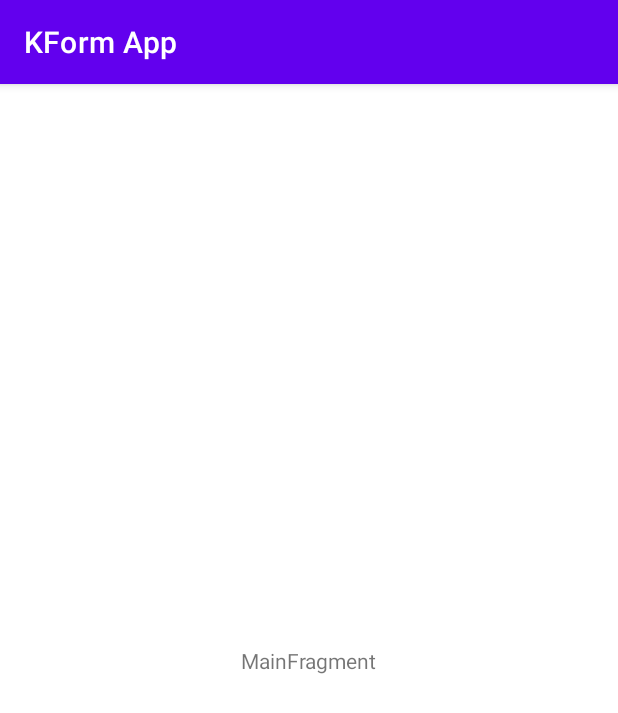
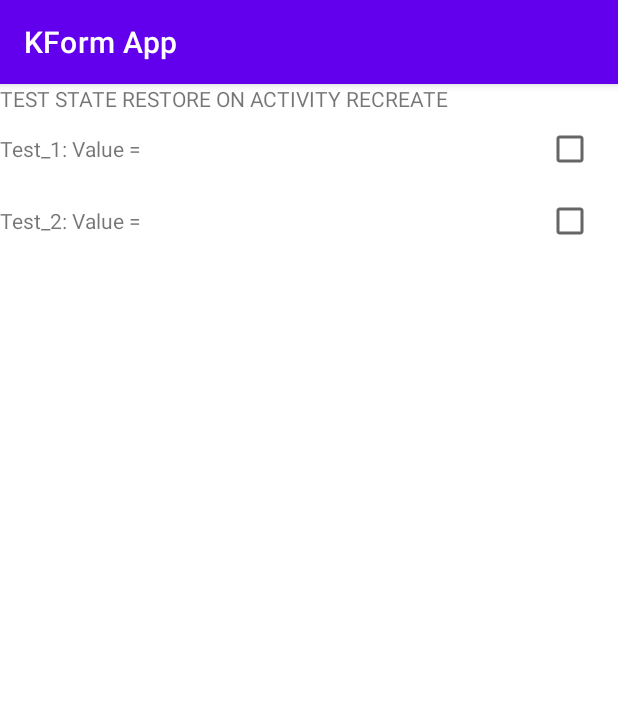
Before and after one commit to fincompay/KForm, an Android app: the screen it shows after launch (MainActivity), on a phone screen of 412 x 824 dp. Shown: the top 713 px of the screen. Run offline under Robolectric (Android 15) with nearby library versions, the phone set to English and light mode, and no system bars; our stand-ins replace Dagger/Hilt's generated code; 3 statements that could not run were skipped.

Commit message:
Store improvements hilt in sample app

```diff
--- a/app/src/main/AndroidManifest.xml
+++ b/app/src/main/AndroidManifest.xml
@@ -8,7 +8,8 @@
         android:label="@string/app_name"
         android:roundIcon="@mipmap/ic_launcher_round"
         android:supportsRtl="true"
-        android:theme="@style/Theme.KFormApp">
+        android:theme="@style/Theme.KFormApp"
+        android:name=".KFormApp">
         <activity android:name=".MainActivity">
             <intent-filter>
                 <action android:name="android.intent.action.MAIN" />
--- /dev/null
+++ b/app/src/main/java/md/sancov/kformapp/KFormApp.kt
@@ -0,0 +1,8 @@
+package md.sancov.kformapp
+
+import android.app.Application
+import dagger.hilt.android.HiltAndroidApp
+
+@HiltAndroidApp
+class KFormApp: Application() {
+}
--- a/app/src/main/java/md/sancov/kformapp/MainActivity.kt
+++ b/app/src/main/java/md/sancov/kformapp/MainActivity.kt
@@ -2,8 +2,10 @@ package md.sancov.kformapp
 
 import androidx.appcompat.app.AppCompatActivity
 import android.os.Bundle
+import dagger.hilt.android.AndroidEntryPoint
 import md.sancov.kformapp.ui.main.MainFragment
 
+@AndroidEntryPoint
 class MainActivity : AppCompatActivity() {
 
     override fun onCreate(savedInstanceState: Bundle?) {
--- a/app/src/main/java/md/sancov/kformapp/ui/main/MainFragment.kt
+++ b/app/src/main/java/md/sancov/kformapp/ui/main/MainFragment.kt
@@ -1,32 +1,43 @@
 package md.sancov.kformapp.ui.main
 
-import androidx.lifecycle.ViewModelProvider
 import android.os.Bundle
 import android.util.Log
+import android.view.View
+import androidx.appcompat.widget.AppCompatCheckBox
 import androidx.fragment.app.Fragment
-import android.view.LayoutInflater
-import android.view.View
-import android.view.ViewGroup
+import androidx.fragment.app.viewModels
+import dagger.hilt.android.AndroidEntryPoint
 import md.sancov.kformapp.R
 
-class MainFragment : Fragment() {
+@AndroidEntryPoint
+class MainFragment : Fragment(R.layout.main_fragment) {
 
     companion object {
         fun newInstance() = MainFragment()
     }
 
-    private lateinit var viewModel: MainViewModel
+    private val viewModel by viewModels<MainViewModel>()
 
-    override fun onCreateView(inflater: LayoutInflater, container: ViewGroup?,
-                              savedInstanceState: Bundle?): View {
-        return inflater.inflate(R.layout.main_fragment, container, false)
-    }
+    override fun onViewCreated(view: View, savedInstanceState: Bundle?) {
+        super.onViewCreated(view, savedInstanceState)
 
-    override fun onActivityCreated(savedInstanceState: Bundle?) {
-        super.onActivityCreated(savedInstanceState)
+        val first = view.findViewById<AppCompatCheckBox>(R.id.checkbox_test_1)
+        first.isChecked = viewModel.value(MainRow.FirstName, false)
 
-        viewModel = ViewModelProvider(this).get(MainViewModel::class.java)
+        first.setOnCheckedChangeListener { _, isChecked ->
+            Log.v("CHECK", "VALUE $isChecked")
+            viewModel.set(MainRow.FirstName, isChecked)
+        }
 
+        val second = view.findViewById<AppCompatCheckBox>(R.id.checkbox_test_2)
+        second.isChecked = viewModel.value(MainRow.LastName, false)
+
+
+        second.setOnCheckedChangeListener { _, isChecked ->
+            Log.v("CHECK", "VALUE $isChecked")
+
+            viewModel.set(MainRow.LastName, isChecked)
+        }
 
         viewModel.rows.observe(viewLifecycleOwner) {
             Log.i("MAIN", "ROWS = $it")
--- a/app/src/main/res/layout/main_fragment.xml
+++ b/app/src/main/res/layout/main_fragment.xml
@@ -1,5 +1,6 @@
 <?xml version="1.0" encoding="utf-8"?>
-<androidx.constraintlayout.widget.ConstraintLayout xmlns:android="http://schemas.android.com/apk/res/android"
+<androidx.constraintlayout.widget.ConstraintLayout
+    xmlns:android="http://schemas.android.com/apk/res/android"
     xmlns:app="http://schemas.android.com/apk/res-auto"
     xmlns:tools="http://schemas.android.com/tools"
     android:id="@+id/main"
@@ -7,14 +8,59 @@
     android:layout_height="match_parent"
     tools:context=".ui.main.MainFragment">
 
-    <TextView
-        android:id="@+id/message"
-        android:layout_width="wrap_content"
-        android:layout_height="wrap_content"
-        android:text="MainFragment"
-        app:layout_constraintBottom_toBottomOf="parent"
+    <androidx.appcompat.widget.LinearLayoutCompat
+        android:orientation="vertical"
+        android:layout_width="0dp"
+        android:layout_height="0dp"
+        app:layout_constraintStart_toStartOf="parent"
         app:layout_constraintEnd_toEndOf="parent"
-        app:layout_constraintStart_toStartOf="parent"
-        app:layout_constraintTop_toTopOf="parent" />
+        app:layout_constraintTop_toTopOf="parent"
+        app:layout_constraintBottom_toBottomOf="parent">
+
+        <androidx.appcompat.widget.AppCompatTextView
+            android:layout_width="match_parent"
+            android:layout_height="wrap_content"
+            android:text="TEST STATE RESTORE ON ACTIVITY RECREATE"/>
+
+        <androidx.appcompat.widget.LinearLayoutCompat
+            android:layout_width="match_parent"
+            android:layout_height="wrap_content"
+            android:orientation="horizontal">
+
+            <androidx.appcompat.widget.AppCompatTextView
+                android:layout_width="0dp"
+                android:layout_height="wrap_content"
+                android:layout_weight="1"
+                android:text="Test_1: Value = " />
+
+            <androidx.appcompat.widget.AppCompatCheckBox
+                android:id="@+id/checkbox_test_1"
+                android:layout_width="wrap_content"
+                android:layout_height="wrap_content" />
+
+        </androidx.appcompat.widget.LinearLayoutCompat>
+
+
+        <androidx.appcompat.widget.LinearLayoutCompat
+            android:orientation="horizontal"
+            android:layout_width="match_parent"
+            android:layout_height="wrap_content"
+            android:gravity="center_vertical">
+
+            <androidx.appcompat.widget.AppCompatTextView
+                android:layout_width="0dp"
+                android:layout_height="wrap_content"
+                android:layout_weight="1"
+                android:text="Test_2: Value = "/>
+
+            <androidx.appcompat.widget.AppCompatCheckBox
+                android:id="@+id/checkbox_test_2"
+                android:layout_width="wrap_content"
+                android:layout_height="wrap_content"/>
+
+        </androidx.appcompat.widget.LinearLayoutCompat>
+
+
+    </androidx.appcompat.widget.LinearLayoutCompat>
 
 </androidx.constraintlayout.widget.ConstraintLayout>
--- a/build.gradle
+++ b/build.gradle
@@ -13,6 +13,8 @@ buildscript {
 
         androidx_core_version = "1.5.0-rc01"
         androidx_lifecycle_version = "2.3.1"
+
+        hilt_version = "2.33-beta"
     }
 
     repositories {
@@ -22,6 +24,8 @@ buildscript {
     dependencies {
         classpath "com.android.tools.build:gradle:$gradle_version"
         classpath "org.jetbrains.kotlin:kotlin-gradle-plugin:$kotlin_version"
+
+        classpath "com.google.dagger:hilt-android-gradle-plugin:$hilt_version"
     }
 }
 
--- a/kform/src/main/java/md/sancov/kform/Form.kt
+++ b/kform/src/main/java/md/sancov/kform/Form.kt
@@ -8,35 +8,33 @@ import java.util.*
 
 typealias RowsState = State<List<Row>>
 
-class Form<T : RowType> {
+class Form<Type : RowType> {
     private val reset = MutableStateFlow<Date?>(null)
     private val refresh = MutableStateFlow<Date?>(null)
 
-    private var source: FormDataSource<T>? = null
+    lateinit var source: FormDataSource<Type>
 
     val items: Flow<RowsState> = reset
         .filterNotNull()
-        .mapNotNull { source }
-        .transform { source ->
+        .transform {
             Log.i("FORM","ACTION: RESET")
 
+
             Log.i("FORM","STATE: EMIT LOADING")
-
             emit(State.Loading<List<Row>>())
 
             Log.i("FORM","ACTION: ON PREPARE")
-
             source.prepare.invoke()
 
-            Log.i("FORM","ACTION: BINDINGS")
-
             val store = source.store
-            val binder = source.binder ?: throw Throwable("Binder isn't specified")
+            val binder = source.binder
 
             val rows = combine(listOfNotNull(source.triggers, refresh)) { _ ->
-                Log.i("FORM","STATE: EMIT SUCCESS")
+                val types = source.types()
 
-                val rows = source.types().map { binder.resolve(it, store) }
+                Log.i("FORM","STATE: EMIT SUCCESS types = $types")
+
+                val rows = types.map { binder.resolve(it, store) }
 
                 State.Success(rows)
             }
@@ -47,9 +45,9 @@ class Form<T : RowType> {
             emit(State.Error(it))
         }
 
-    fun setDataSource(source: FormDataSource<T>) {
+    fun setDataSource(source: FormDataSource<Type>) {
         this.source = source
-//        reset()
+        reset()
     }
 
     fun refresh() {
@@ -59,4 +57,24 @@ class Form<T : RowType> {
     fun reset() {
         reset.value = Date()
     }
+
+    fun<Value> get(type: Type, default: Value): Value {
+        return source.store.get(type, default)
+    }
+
+    operator fun<Value> get(type: Type): Value? {
+        return source.store[type]
+    }
+
+    operator fun<Value> set(type: Type, data: Value?) {
+        source.store[type] = data
+    }
+
+//    inline fun<reified Value> get(where: (Value) -> Boolean): Value? {
+//        return source.store.get(where)
+//    }
+//
+//    inline fun<reified Value> getAll(where: (Value) -> Boolean): List<Value> {
+//        return source.store.getAll(where)
+//    }
 }
--- a/kform/src/main/java/md/sancov/kform/Registry.kt
+++ b/kform/src/main/java/md/sancov/kform/Registry.kt
@@ -1,32 +1,8 @@
 package md.sancov.kform
 
-import androidx.lifecycle.SavedStateHandle
-
-class Registry<Type: RowType>(state: SavedStateHandle) {
-    companion object {
-//        private const val BUNDLE_REGISTRATIONS = "BUNDLE_REGISTRY"
-    }
+class Registry<Type: RowType> {
 
     val types = mutableSetOf<Type>()
-
-    init {
-//        state.get<Bundle>(BUNDLE_VALUES)?.let { bundle ->
-//            bundle.keySet().forEach {
-////                registry.getById(it.toInt())
-////                set(it.toInt(), bundle[it])
-//            }
-//        }
-
-//        state.setSavedStateProvider(BUNDLE_VALUES) {
-////            val pairs = mutableListOf<Pair<String, Any?>>()
-////
-////            flows.forEach { key, flow ->
-////                pairs.add(Pair(key.toString(), flow.value))
-////            }
-////
-////            bundleOf(*pairs.toTypedArray())
-//        }
-    }
 
     fun getById(id: Int): Type? {
         return types.firstOrNull { it.id == id }
--- a/kform/src/main/java/md/sancov/kform/vm/FormViewModel.kt
+++ b/kform/src/main/java/md/sancov/kform/vm/FormViewModel.kt
@@ -8,11 +8,10 @@ import kotlinx.coroutines.flow.MutableStateFlow
 import kotlinx.coroutines.flow.collect
 import kotlinx.coroutines.flow.filterNotNull
 import kotlinx.coroutines.launch
+import md.sancov.kform.Form
 import md.sancov.kform.FormDataSource
-import md.sancov.kform.Form
 import md.sancov.kform.RowType
 import md.sancov.kform.RowsState
-import md.sancov.kform.ex.*
 import md.sancov.kform.model.EnumModel
 import md.sancov.kform.model.toEnum
 
```
Also changed, not shown: app/build.gradle (+8 -0 lines), app/src/main/java/md/sancov/kformapp/ui/main/MainViewModel.kt (+5 -2 lines), kform/src/main/java/md/sancov/kform/Store.kt (+57 -16 lines), kform/src/main/java/md/sancov/kform/ex/FormEx.kt (deleted, +0 -28 lines).
